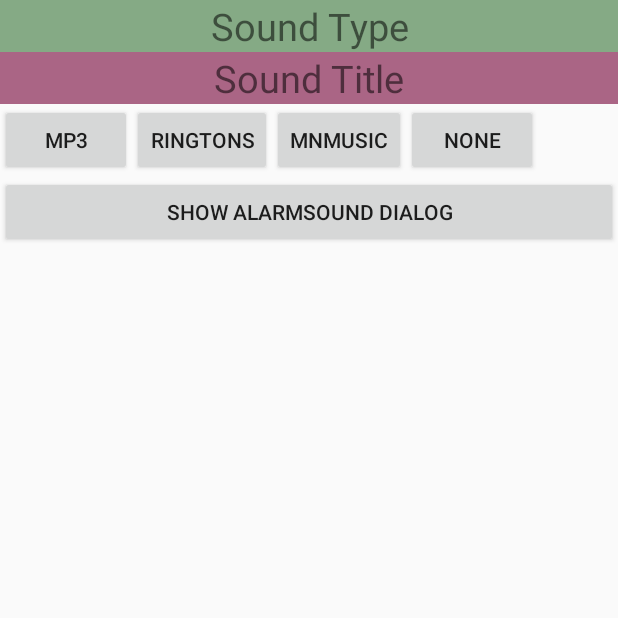
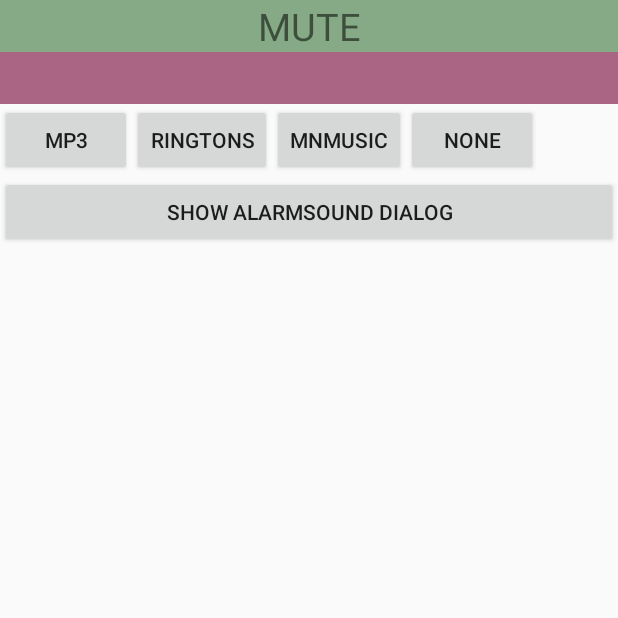
Before and after one commit to Yooii-Studios/SKAlarmSoundSample, an Android app: the screen it shows after launch (MainActivity), after a tap on "NONE", on a phone screen of 412 x 824 dp, the top half of it. Run offline under Robolectric (Android 15) with nearby library versions, the light colour scheme and no system bars; our stand-ins replace ButterKnife.

Commit message:
Mute 쪽 로직만 처리 완료

```diff
--- a/SKAlarmSoundSample/src/main/java/com/yooiistudios/stevenkim/alarmsound/sample/MainActivity.java
+++ b/SKAlarmSoundSample/src/main/java/com/yooiistudios/stevenkim/alarmsound/sample/MainActivity.java
@@ -7,6 +7,7 @@ import android.widget.TextView;
 
 import com.yooiistudios.stevenkim.alarmsound.SKAlarmSound;
 import com.yooiistudios.stevenkim.alarmsound.SKAlarmSoundManager;
+import com.yooiistudios.stevenkim.alarmsound.SKAlarmSoundType;
 
 import butterknife.ButterKnife;
 import butterknife.InjectView;
@@ -54,7 +55,12 @@ public class MainActivity extends Activity {
     @OnClick(R.id.none)
     void noneButtonClicked() {
         Log.i(TAG, "noneButtonClicked");
-        String muteString = "";
-        String path = null;
+        currentAlarmSound = SKAlarmSound.newInstance(SKAlarmSoundType.MUTE, "", null);
+        refreshAlarmSoundTextViews();
+    }
+
+    void refreshAlarmSoundTextViews() {
+        soundTypeTextView.setText(currentAlarmSound.getAlarmSoundType().toString());
+        soundTitleTextView.setText(currentAlarmSound.getSoundTitle());
     }
 }
--- a/libraries/SKAlarmSound/src/main/java/com/yooiistudios/stevenkim/alarmsound/SKAlarmSoundType.java
+++ b/libraries/SKAlarmSound/src/main/java/com/yooiistudios/stevenkim/alarmsound/SKAlarmSoundType.java
@@ -6,12 +6,16 @@ package com.yooiistudios.stevenkim.alarmsound;
  * SKAlarmSoundType
  */
 public enum SKAlarmSoundType {
-    MUTE(0), RINGTONE(1), MUSIC(2), MORNING_KIT_MUSIC(3);
+    MUTE(0, "MUTE"), RINGTONE(1, "RINGTONE"),
+    MUSIC(2, "MUSIC"), MORNING_KIT_MUSIC(3, "MORNING_KIT_MUSIC");
 
     private final int index;
+    private final String typeName;
     public int getIndex() { return index; }
+    public String toString() { return typeName; }
 
-    SKAlarmSoundType(int index) {
+    SKAlarmSoundType(int index, String typeName) {
         this.index = index;
+        this.typeName = typeName;
     }
 }
--- a/libraries/SKAlarmSound/src/main/res/values/strings.xml
+++ b/libraries/SKAlarmSound/src/main/res/values/strings.xml
@@ -1,5 +1,8 @@
 <resources>
     <string name="app_name">SKAlarmSound</string>
+
+    <!-- Alarm Preference -->
+    <string name="alarm_pref_sound_type">Sound</string>
 
     <!-- Alarm Sound -->
     <string name="alarm_sound_string_none">Mute</string>
```
